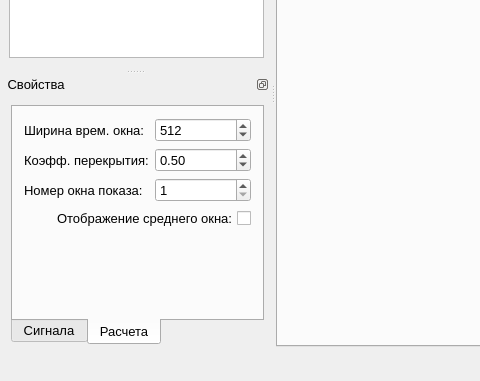
Above: gui/MainWindow.ui from Qinterfly/EvalSig before the change; both pictures show x 0 to 480 and y 219 to 600 of the 900 by 600 pixel window. Below: the same form after it.
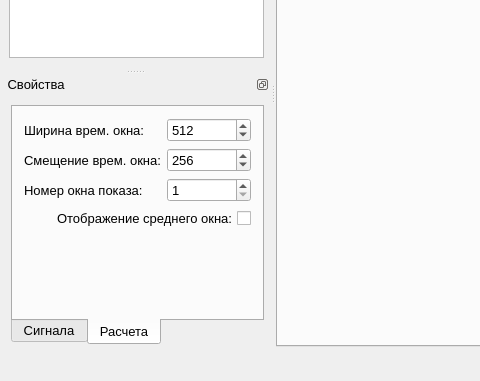
That is the form after the change. The open tabs and pages were chosen to show the change. Icons and pictures are not drawn. Custom widgets are drawn as their Qt base class.

The edit to the form file:
```diff
--- a/gui/MainWindow.ui
+++ b/gui/MainWindow.ui
@@ -771,32 +771,6 @@
                </property>
               </widget>
              </item>
-             <item row="1" column="0">
-              <widget class="QLabel" name="labelOverlapFactor">
-               <property name="text">
-                <string>Коэфф. перекрытия:</string>
-               </property>
-              </widget>
-             </item>
-             <item row="1" column="1">
-              <widget class="QDoubleSpinBox" name="spinBoxOverlapFactor">
-               <property name="decimals">
-                <number>2</number>
-               </property>
-               <property name="minimum">
-                <double>0.000000000000000</double>
-               </property>
-               <property name="maximum">
-                <double>0.990000000000000</double>
-               </property>
-               <property name="stepType">
-                <enum>QAbstractSpinBox::AdaptiveDecimalStepType</enum>
-               </property>
-               <property name="value">
-                <double>0.500000000000000</double>
-               </property>
-              </widget>
-             </item>
              <item row="2" column="0">
               <widget class="QLabel" name="labelShowWindow">
                <property name="text">
@@ -814,6 +788,26 @@
                </property>
               </widget>
              </item>
+             <item row="1" column="0">
+              <widget class="QLabel" name="labelOverlapFactor">
+               <property name="text">
+                <string>Cмещение врем. окна:</string>
+               </property>
+              </widget>
+             </item>
+             <item row="1" column="1">
+              <widget class="QSpinBox" name="spinBoxShiftWindow">
+               <property name="minimum">
+                <number>1</number>
+               </property>
+               <property name="maximum">
+                <number>221196</number>
+               </property>
+               <property name="value">
+                <number>256</number>
+               </property>
+              </widget>
+             </item>
             </layout>
            </item>
            <item>
```
Left out of the diff: 2 changed lines with no effect on the pictures.
